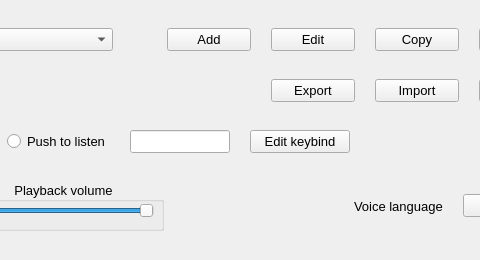
First picture: the form in src/mainwnd.ui, repository stele95/LinVAM, before the edit; both pictures show x 237 to 717 and y 0 to 260 of the 820 by 260 pixel window.
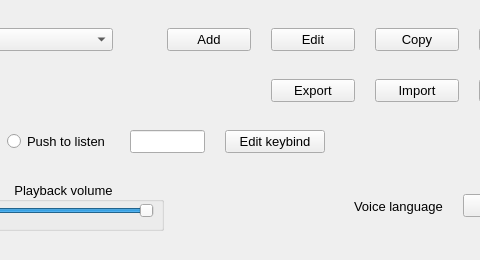
Second picture: the form after the edit.

Commit message: align hotkey to center

What changed in the file:
```diff
--- a/src/mainwnd.ui
+++ b/src/mainwnd.ui
@@ -403,13 +403,16 @@
        </property>
        <property name="maximumSize">
         <size>
-         <width>100</width>
+         <width>75</width>
          <height>16777215</height>
         </size>
        </property>
        <property name="toolTip">
         <string>Keybind for listening for commands when using Push to listen input mode</string>
        </property>
+       <property name="alignment">
+        <set>Qt::AlignmentFlag::AlignCenter</set>
+       </property>
        <property name="readOnly">
         <bool>true</bool>
        </property>
```
The commit also changes 1 other file.
